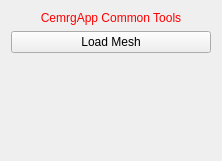
Old version of the form Version2.0/Plugins/kcl.cemrgapp.mainapp/src/internal/QmitkCemrgAppCommonToolsControls.ui in the repository OpenHeartDevelopers/CemrgApp.
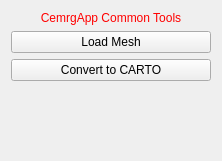
New version of the form.

Commit message: carto conversion first version

Patch:
```diff
--- a/Version2.0/Plugins/kcl.cemrgapp.mainapp/src/internal/QmitkCemrgAppCommonToolsControls.ui
+++ b/Version2.0/Plugins/kcl.cemrgapp.mainapp/src/internal/QmitkCemrgAppCommonToolsControls.ui
@@ -43,6 +43,16 @@
      </property>
     </widget>
    </item>
+   <item>
+    <widget class="QPushButton" name="button_2">
+     <property name="toolTip">
+      <string>Do image processing</string>
+     </property>
+     <property name="text">
+      <string>Convert to CARTO</string>
+     </property>
+    </widget>
+   </item>
    <item>
     <spacer name="spacer1">
      <property name="orientation">
```
The commit also changes 6 other files.
